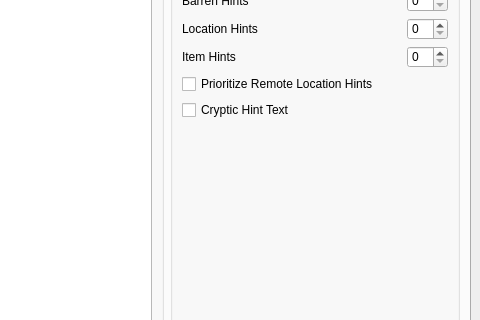
Old version of the form gui/ui/main.ui in the repository mint-choc-chip-skyblade/sshd-rando; both pictures show x 820 to 1300 and y 237 to 557 of the 1300 by 800 pixel window.
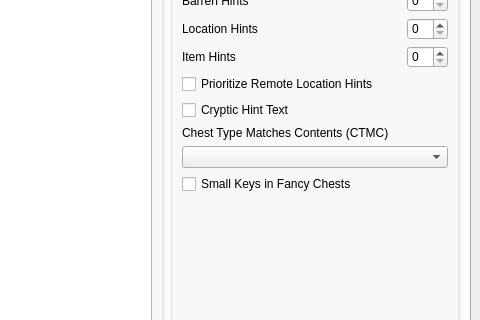
New version of the form. The open tabs and pages were chosen to show the change. Custom widgets are drawn as their Qt base class.

Commit message: Add ctmc settings and hook up logically

```diff
--- a/gui/ui/main.ui
+++ b/gui/ui/main.ui
@@ -2191,6 +2191,23 @@
              </property>
             </widget>
            </item>
+           <item>
+            <widget class="QLabel" name="chest_size_matches_contents_label">
+             <property name="text">
+              <string>Chest Type Matches Contents (CTMC)</string>
+             </property>
+            </widget>
+           </item>
+           <item>
+            <widget class="QComboBox" name="setting_chest_type_matches_contents"/>
+           </item>
+           <item>
+            <widget class="RandoTriStateCheckBox" name="setting_small_keys_in_fancy_chests">
+             <property name="text">
+              <string>Small Keys in Fancy Chests</string>
+             </property>
+            </widget>
+           </item>
            <item>
             <spacer name="hints_vspacer">
              <property name="orientation">
```
Left out of the diff: 2 changed lines with no effect on the pictures. The commit also changes 5 other files.
